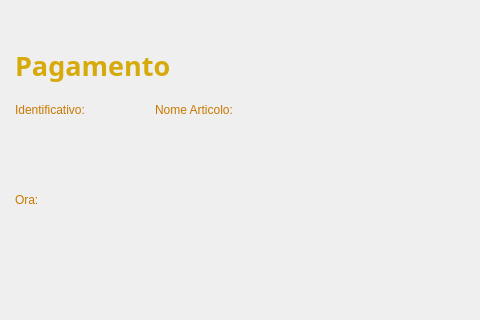
Above: Viste/VistaVisualizzaPagamentoCliente.ui from GiacomoPrincipi/CineMax before the change; both pictures show x 165 to 645 and y 0 to 320 of the 790 by 499 pixel window. Below: the same form after it.
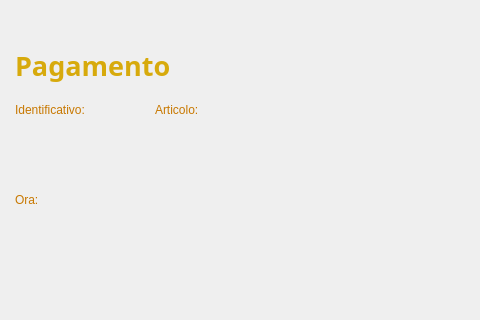
That is the form after the change. Icons and pictures are not drawn. Custom widgets are drawn as their Qt base class.

The edit to the form file:
```diff
--- a/Viste/VistaVisualizzaPagamentoCliente.ui
+++ b/Viste/VistaVisualizzaPagamentoCliente.ui
@@ -112,7 +112,7 @@
     <rect>
      <x>320</x>
      <y>100</y>
-     <width>141</width>
+     <width>171</width>
      <height>20</height>
     </rect>
    </property>
@@ -122,7 +122,7 @@
 }</string>
    </property>
    <property name="text">
-    <string>Nome Articolo:</string>
+    <string>Articolo:</string>
    </property>
    <property name="alignment">
     <set>Qt::AlignmentFlag::AlignLeading|Qt::AlignmentFlag::AlignLeft|Qt::AlignmentFlag::AlignVCenter</set>
```
Left out of the diff: 2 changed lines with no effect on the pictures.
